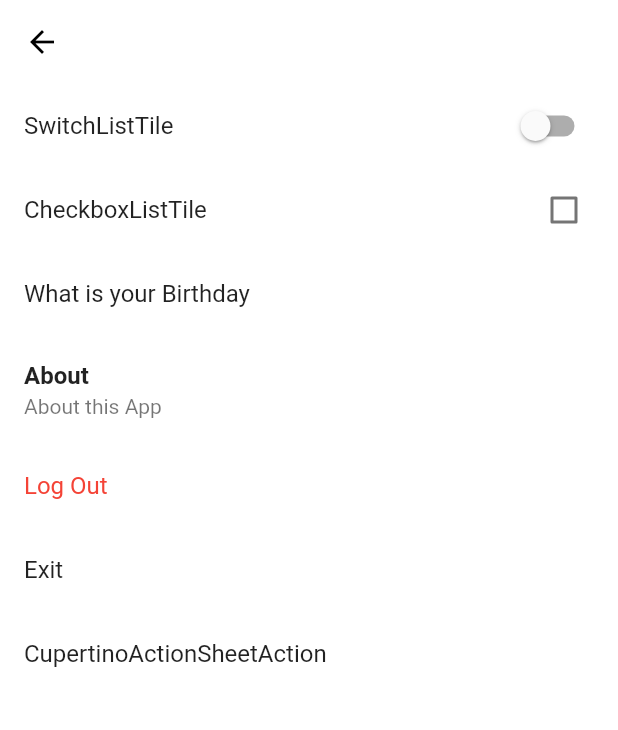
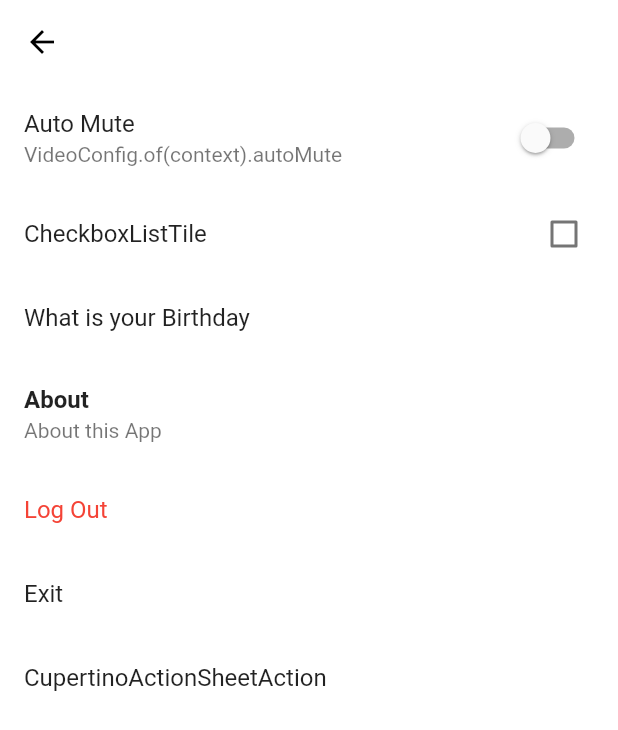
Before and after one commit to DhongGyuOh/flutter_application_ticktok_clone, a Flutter app: the SettingsScreen screen opened directly, on a phone screen of 412 x 824 dp. Shown: the top 730 px of the screen. Run offline on Flutter 3.47's test engine with Material 2 defaults, Android fonts, the phone set to English and light mode, and no system bars; our stand-ins replace camera, font_awesome_flutter, gallery_saver, go_router, image_picker, permission_handler and 2 more; network calls fail.

Commit message:
InheritedWidget 적용해보기

```diff
--- a/lib/common/widget/main_navigation/main_navigation_screen.dart
+++ b/lib/common/widgets/main_navigation/main_navigation_screen.dart
@@ -7,8 +7,8 @@ import 'package:flutter_application_ticktok_clone/features/videos/video_recordin
 import 'package:flutter_application_ticktok_clone/features/videos/video_timeline_screen.dart';
 import 'package:font_awesome_flutter/font_awesome_flutter.dart';
 import 'package:go_router/go_router.dart';
-import '../main_navigation/widgets/nav_tab.dart';
-import '../main_navigation/widgets/post_video_button.dart';
+import 'nav_tab.dart';
+import 'post_video_button.dart';
 import 'package:flutter_application_ticktok_clone/utils.dart';
 
 class MainNavigationScreen extends StatefulWidget {
--- a/lib/common/widget/main_navigation/widgets/post_video_button.dart
+++ b/lib/common/widgets/main_navigation/post_video_button.dart
@@ -1,6 +1,6 @@
 import 'package:flutter/material.dart';
 import 'package:font_awesome_flutter/font_awesome_flutter.dart';
-import '../../../../constants/sizes.dart';
+import '../../../constants/sizes.dart';
 import 'package:flutter_application_ticktok_clone/utils.dart';
 
 class PostVideoButton extends StatelessWidget {
--- /dev/null
+++ b/lib/common/widgets/vidio_configuration/video_config.dart
@@ -0,0 +1,43 @@
+import 'package:flutter/material.dart';
+
+class VideoConfigData extends InheritedWidget {
+  final bool autoMute;
+  final void Function() toggleMuted;
+  const VideoConfigData(
+      {super.key,
+      required super.child,
+      required this.autoMute,
+      required this.toggleMuted});
+
+  static VideoConfigData of(BuildContext context) {
+    return context.dependOnInheritedWidgetOfExactType<VideoConfigData>()!;
+  }
+
+  @override
+  bool updateShouldNotify(covariant InheritedWidget oldWidget) {
+    return true;
+  }
+}
+
+class VideoConfig extends StatefulWidget {
+  final Widget child;
+  const VideoConfig({super.key, required this.child});
+
+  @override
+  State<VideoConfig> createState() => _VideoConfigState();
+}
+
+class _VideoConfigState extends State<VideoConfig> {
+  late bool autoMute = false;
+  void toggleMuted() {
+    setState(() {
+      autoMute = !autoMute;
+    });
+  }
+
+  @override
+  Widget build(BuildContext context) {
+    return VideoConfigData(
+        toggleMuted: toggleMuted, autoMute: autoMute, child: widget.child);
+  }
+}
--- a/lib/features/settings/settings_screen.dart
+++ b/lib/features/settings/settings_screen.dart
@@ -1,5 +1,6 @@
 import 'package:flutter/cupertino.dart';
 import 'package:flutter/material.dart';
+import 'package:flutter_application_ticktok_clone/common/widgets/vidio_configuration/video_config.dart';
 import 'package:font_awesome_flutter/font_awesome_flutter.dart';
 
 class SettingsScreen extends StatefulWidget {
@@ -32,9 +33,12 @@ class _SettingsScreenState extends State<SettingsScreen> {
       body: ListView(
         children: [
           SwitchListTile.adaptive(
-            value: _notifications,
-            onChanged: _onNotificationsChanged,
-            title: const Text('SwitchListTile'),
+            value: VideoConfigData.of(context).autoMute,
+            onChanged: (value) {
+              VideoConfigData.of(context).toggleMuted();
+            },
+            title: const Text('Auto Mute'),
+            subtitle: const Text("VideoConfig.of(context).autoMute"),
           ),
           CheckboxListTile(
             value: _notifications,
--- a/lib/main.dart
+++ b/lib/main.dart
@@ -1,5 +1,6 @@
 import 'package:flutter/material.dart';
 import 'package:flutter/services.dart';
+import 'package:flutter_application_ticktok_clone/common/widgets/vidio_configuration/video_config.dart';
 import 'package:flutter_application_ticktok_clone/router.dart';
 
 void main() async {
@@ -17,7 +18,8 @@ class TickTokApp extends StatelessWidget {
 
   @override
   Widget build(BuildContext context) {
-    return MaterialApp.router(
+    return VideoConfig(
+      child: MaterialApp.router(
           routerConfig: router,
           debugShowCheckedModeBanner: false,
           title: 'NEW App',
@@ -43,7 +45,8 @@ class TickTokApp extends StatelessWidget {
               appBarTheme: const AppBarTheme(backgroundColor: Colors.black),
               iconTheme: const IconThemeData(color: Colors.white),
               bottomAppBarTheme: BottomAppBarTheme(color: Colors.grey.shade800),
-            primaryColor: const Color(0xFFE9435A)));
+              primaryColor: const Color(0xFFE9435A))),
+    );
 
     //home: const MainNavigationScreen());
     //home: const SignUpScreen());
--- a/lib/router.dart
+++ b/lib/router.dart
@@ -1,5 +1,5 @@
 import 'package:flutter/material.dart';
-import 'package:flutter_application_ticktok_clone/common/widget/main_navigation/main_navigation_screen.dart';
+import 'package:flutter_application_ticktok_clone/common/widgets/main_navigation/main_navigation_screen.dart';
 import 'package:flutter_application_ticktok_clone/features/authentication/widgets/login_screen.dart';
 import 'package:flutter_application_ticktok_clone/features/authentication/widgets/sign_up_screen.dart';
 import 'package:flutter_application_ticktok_clone/features/inbox/activity_screen.dart';
```
Also changed, not shown: lib/common/widget/main_navigation/widgets/stf_screen.dart (deleted, +0 -31 lines), lib/features/videos/widgets/video_post.dart (+12 -0 lines), lib/common/widgets/main_navigation/nav_tab.dart (renamed from lib/common/widget/main_navigation/widgets/nav_tab.dart). Lines whose indentation alone changed are shown as unchanged.
